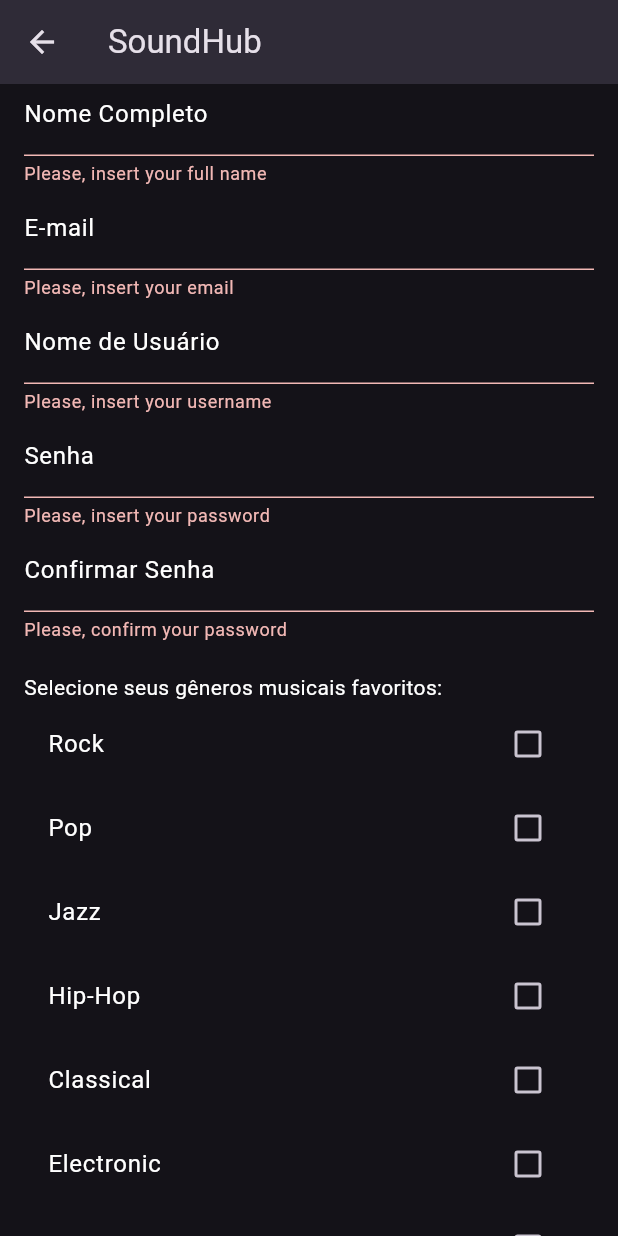
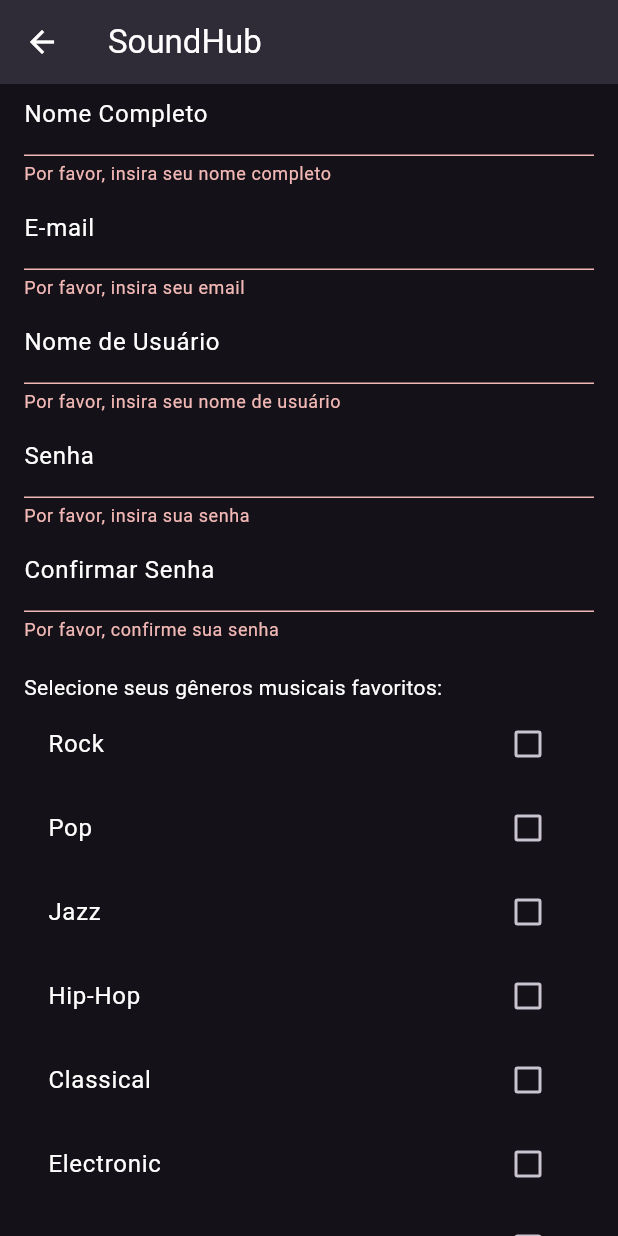
Before and after one commit to felipeakira1/SoundHub, a Flutter app: the CadastroPage screen opened directly, scrolled down 55 dp, after a tap on "Cadastrar", on a phone screen of 412 x 824 dp. Run offline on Flutter 3.47's test engine with Material 3 defaults, Android fonts, the phone set to English and light mode, and no system bars; our stand-ins replace dio, flutter_bloc; accounts and stored records are empty.

Commit message:
feat: bloc, provider, insert and list

```diff
--- /dev/null
+++ b/lib/bloc/usuario_bloc.dart
@@ -0,0 +1,52 @@
+import 'package:flutter_bloc/flutter_bloc.dart';
+import '../provider/data_provider.dart';
+import '../models/usuario.dart';
+
+// Classe base abstrata para os eventos de Usuario
+abstract class UsuarioEvent {}
+
+// Evento para buscar usuários
+class FetchUsuarios extends UsuarioEvent {}
+
+class RegisterUsuario extends UsuarioEvent {
+  final Usuario usuario;
+
+  RegisterUsuario(this.usuario);
+}
+
+class UsuarioState {
+  List<Usuario> usuarios;
+  bool loading;
+  String? error;
+
+  UsuarioState({this.usuarios = const [], this.loading = false, this.error});
+}
+
+class UsuarioBloc extends Bloc<UsuarioEvent, UsuarioState> {
+  final DataProvider dataProvider = DataProvider();
+
+  UsuarioBloc() : super(UsuarioState(usuarios: [], loading: false)) {
+    on<FetchUsuarios>((event, emit) async {
+      emit(UsuarioState(loading: true));
+        try {
+          List<Usuario> users = await dataProvider.fetchAllUsuarios();
+          emit(UsuarioState(usuarios: users, loading: false));
+        } catch (e) {
+          emit(UsuarioState(loading: false));
+          print('Error fetching users: $e');
+        }
+    });
+    on<RegisterUsuario>((event, emit) async {
+      emit(UsuarioState(loading: true, usuarios: state.usuarios));
+      try {
+        await dataProvider.registerUsuario(event.usuario);
+        add(FetchUsuarios()); // Fetch users after registering a new one
+      } catch (e) {
+        emit(UsuarioState(loading: false, usuarios: state.usuarios, error: 'Error registering user: $e'));
+      }
+    });
+
+
+
+  }
+}
--- a/lib/models/usuario.dart
+++ b/lib/models/usuario.dart
@@ -1,14 +1,48 @@
 class Usuario {
-  final String _nome;
-  final String _email;
-  final String _username;
-  final String _senha;
+  String _nomeCompleto;
+  String _email;
+  String _nomeUsuario;
+  String _senha;
+  List<String> _generosFavoritos;
 
-  Usuario({required String nome, required String email, required String username, required String senha})
-   : _nome = nome, _email = email, _username = username, _senha = senha;
+  Usuario({
+    required String nomeCompleto,
+    required String email,
+    required String nomeUsuario,
+    required String senha,
+    required List<String> generosFavoritos,
+  })  : _nomeCompleto = nomeCompleto,
+        _email = email,
+        _nomeUsuario = nomeUsuario,
+        _senha = senha,
+        _generosFavoritos = generosFavoritos;
 
-  String get nome => _nome;
+  // Getters para acessar as informações de fora da classe
+  String get nomeCompleto => _nomeCompleto;
   String get email => _email;
-  String get username => _username;
+  String get nomeUsuario => _nomeUsuario;
   String get senha => _senha;
+  List<String> get generosFavoritos => _generosFavoritos;
+
+  // Método para converter o usuário em um mapa para JSON
+  Map<String, dynamic> toJson() {
+    return {
+      'nomeCompleto': _nomeCompleto,
+      'email': _email,
+      'nomeUsuario': _nomeUsuario,
+      'senha': _senha,
+      'generosFavoritos': _generosFavoritos,
+    };
+  }
+
+  // Factory constructor para criar um usuário a partir de um mapa JSON
+  factory Usuario.fromJson(Map<String, dynamic> json) {
+    return Usuario(
+      nomeCompleto: json['nome'] ?? 'Default Name',  // Adicionando valor padrão
+      email: json['email'] ?? 'no-email@example.com',  // Adicionando valor padrão
+      nomeUsuario: json['nomeUsuario'] ?? 'defaultUsername',  // Adicionando valor padrão
+      senha: json['senha'] ?? 'defaultPassword',  // Adicionando valor padrão
+      generosFavoritos: []
+    );
+  }
 }
--- /dev/null
+++ b/lib/provider/data_provider.dart
@@ -0,0 +1,39 @@
+import 'package:dio/dio.dart';
+import '../models/usuario.dart';
+
+class DataProvider {
+  final Dio _dio = Dio();
+
+  static final DataProvider _instance = DataProvider._createInstance();
+  DataProvider._createInstance();
+  factory DataProvider() {
+    return _instance;
+  }
+
+  String prefixUrl = "https://si700-d067a-default-rtdb.firebaseio.com/";
+  String suffixUrl = ".json";
+
+  Future<Usuario> getUsuario(nomeUsuario) async {
+    Response response = await _dio.get(prefixUrl + nomeUsuario + "/" + suffixUrl);
+    return Usuario.fromJson(response.data);
+  }
+
+  Future<void> registerUsuario(Usuario usuario) async {
+    await _dio.post("https://si700-d067a-default-rtdb.firebaseio.com/usuarios/.json", data: usuario.toJson());
+  }
+
+  Future<List<Usuario>> fetchAllUsuarios() async {
+    final response = await _dio.get("https://si700-d067a-default-rtdb.firebaseio.com/usuarios/.json");
+    if(response.statusCode == 200) {
+      List<Usuario> usuarios = [];
+      response.data.forEach((id, data) {
+        usuarios.add(Usuario.fromJson(data));
+      });
+      return usuarios;
+    } else {
+      throw Exception('Failed to fetch users: Status code ${response.statusCode}');
+    }
+  }
+
+  // Implemente métodos para remover e listar usuários aqui
+}
--- a/lib/views/screens/cadastro_screen.dart
+++ b/lib/views/screens/cadastro_screen.dart
@@ -1,4 +1,9 @@
 import 'package:flutter/material.dart';
+import 'package:provider/provider.dart';
+import 'package:soundhub/bloc/usuario_bloc.dart';
+import 'package:soundhub/models/usuario.dart';
+import 'package:soundhub/views/widgets/app_bars.dart';
+import 'package:soundhub/views/widgets/custom_text_form_field.dart';
 
 class CadastroPage extends StatefulWidget {
   const CadastroPage({Key? key}) : super(key: key);
@@ -9,32 +14,83 @@ class CadastroPage extends StatefulWidget {
 
 class _CadastroPageState extends State<CadastroPage> {
   final _formKey = GlobalKey<FormState>();
-  final TextEditingController _senhaController = TextEditingController();
-  final TextEditingController _confirmarSenhaController= TextEditingController();
-  String _nome = '';
-  String _email = '';
-  String _nomeUsuario = '';
-  String _senha = '';
-  String _confirmarSenha = '';
+  final _nomeController = TextEditingController();
+  final _emailController = TextEditingController();
+  final _nomeUsuarioController = TextEditingController();
+  final _senhaController = TextEditingController();
+  final _confirmarSenhaController = TextEditingController();
 
-  List<String> generosMusicais = ['Rock', 'Pop', 'Jazz', 'Hip-Hop', 'Classical', 'Electronic', 'Reggae'];
-  Map<String, bool> generosSelecionados = {};
+  final List<String> generosMusicais = [
+    'Rock',
+    'Pop',
+    'Jazz',
+    'Hip-Hop',
+    'Classical',
+    'Electronic',
+    'Reggae'
+  ];
+
+  final Map<String, bool> generosSelecionados = {
+    'Rock': false,
+    'Pop': false,
+    'Jazz': false,
+    'Hip-Hop': false,
+    'Classical': false,
+    'Electronic': false,
+    'Reggae': false,
+  };
+
+  void _submitForm() {
+    if (_formKey.currentState!.validate()) {
+      final List<String> generosEscolhidos = generosSelecionados.entries
+          .where((entry) => entry.value)
+          .map((entry) => entry.key)
+          .toList();
+
+      final usuario = Usuario(
+        nomeCompleto: _nomeController.text,
+        email: _emailController.text,
+        nomeUsuario: _nomeUsuarioController.text,
+        senha: _senhaController.text,
+        generosFavoritos: generosEscolhidos,
+      );
+
+      Provider.of<UsuarioBloc>(context, listen: false).add(RegisterUsuario(usuario));
+      showDialog(
+        context: context,
+        builder: (BuildContext context) {
+          return AlertDialog(
+            title: Text('Cadastro realizado'),
+            content: Text('Seu cadastro foi realizado com sucesso!'),
+            actions: <Widget>[
+              TextButton(
+                onPressed: () {
+                  Navigator.pop(context); // Fechar o dialog
+                  Navigator.pop(context); // Navegar de volta
+                },
+                child: Text('OK'),
+              ),
+            ],
+          );
+        },
+      );
+    }
+  }
 
   @override
-  void initState() {
-    super.initState();
-    // Inicializa todos os gêneros como não selecionados
-    for (var genero in generosMusicais) {
-      generosSelecionados[genero] = false;
-    }
+  void dispose() {
+    _nomeController.dispose();
+    _emailController.dispose();
+    _nomeUsuarioController.dispose();
+    _senhaController.dispose();
+    _confirmarSenhaController.dispose();
+    super.dispose();
   }
 
   @override
   Widget build(BuildContext context) {
     return Scaffold(
-      appBar: AppBar(
-        title: const Text('SoundHub'),
-      ),
+      appBar: ReturnAppBar(),
       body: Form(
         key: _formKey,
         child: SingleChildScrollView(
@@ -49,124 +105,75 @@ class _CadastroPageState extends State<CadastroPage> {
                   fontWeight: FontWeight.bold,
                 ),
               ),
-              TextFormField(
-                decoration: const InputDecoration(
+              CustomTextFormField(
                 labelText: 'Nome Completo',
-                  labelStyle: TextStyle(color: Colors.white),
-                  enabledBorder: UnderlineInputBorder(
-                    borderSide: BorderSide(color: Colors.white),
-                  ),
-                  focusedBorder: UnderlineInputBorder(
-                    borderSide: BorderSide(color: Colors.blue, width: 2.0),
-                  ),
-                ),
-                style: const TextStyle(color: Colors.white),
+                controller: _nomeController,
                 validator: (value) {
                   if (value == null || value.isEmpty) {
-                    return 'Please, insert your full name';
+                    return 'Por favor, insira seu nome completo';
                   }
                   return null;
                 },
-                onSaved: (value) => _nome = value!,
               ),
-              TextFormField(
-                decoration: const InputDecoration(
+              CustomTextFormField(
                 labelText: 'E-mail',
-                  labelStyle: TextStyle(color: Colors.white),
-                  enabledBorder: UnderlineInputBorder(
-                    borderSide: BorderSide(color: Colors.white),
-                  ),
-                  focusedBorder: UnderlineInputBorder(
-                    borderSide: BorderSide(color: Colors.blue, width: 2.0),
-                  ),
-                ),
-                style: const TextStyle(color: Colors.white),
+                controller: _emailController,
                 validator: (value) {
                   if (value == null || value.isEmpty) {
-                    return 'Please, insert your email';
+                    return 'Por favor, insira seu email';
                   }
                   return null;
                 },
-                onSaved: (value) => _email = value!,
               ),
-              TextFormField(
-                decoration: const InputDecoration(
+              CustomTextFormField(
                 labelText: 'Nome de Usuário',
-                  labelStyle: TextStyle(color: Colors.white),
-                  enabledBorder: UnderlineInputBorder(
-                    borderSide: BorderSide(color: Colors.white),
-                  ),
-                  focusedBorder: UnderlineInputBorder(
-                    borderSide: BorderSide(color: Colors.blue, width: 2.0),
-                  ),
-                ),
-                style: const TextStyle(color: Colors.white),
+                controller: _nomeUsuarioController,
                 validator: (value) {
                   if (value == null || value.isEmpty) {
-                    return 'Please, insert your username';
+                    return 'Por favor, insira seu nome de usuário';
                   }
                   return null;
                 },
-                onSaved: (value) => _nomeUsuario = value!,
               ),
-              TextFormField(
+              CustomTextFormField(
+                labelText: 'Senha',
                 controller: _senhaController,
-                decoration: const InputDecoration(
-                  labelText: 'Senha',
-                  labelStyle: TextStyle(color: Colors.white),
-                  enabledBorder: UnderlineInputBorder(
-                    borderSide: BorderSide(color: Colors.white),
-                  ),
-                  focusedBorder: UnderlineInputBorder(
-                    borderSide: BorderSide(color: Colors.blue, width: 2.0),
-                  ),
-                ),
-                style: const TextStyle(color: Colors.white),
                 obscureText: true,
                 validator: (value) {
                   if (value == null || value.isEmpty) {
-                    return 'Please, insert your password';
+                    return 'Por favor, insira sua senha';
                   }
                   return null;
                 },
-                onSaved: (value) => _senha = _senhaController.text,
               ),
-
-              TextFormField(
+              CustomTextFormField(
+                labelText: 'Confirmar Senha',
                 controller: _confirmarSenhaController,
-                decoration: const InputDecoration(
-                  labelText: 'Confirmar Senha',
-                  labelStyle: TextStyle(color: Colors.white),
-                  enabledBorder: UnderlineInputBorder(
-                    borderSide: BorderSide(color: Colors.white),
-                  ),
-                  focusedBorder: UnderlineInputBorder(
-                    borderSide: BorderSide(color: Colors.blue, width: 2.0),
-                  ),
-                ),
-                style: const TextStyle(color: Colors.white),
                 obscureText: true,
                 validator: (value) {
                   if (value == null || value.isEmpty) {
-                    return 'Please, confirm your password';
+                    return 'Por favor, confirme sua senha';
                   }
                   if (value != _senhaController.text) {
-                    return 'Passwords do not match';
+                    return 'As senhas não coincidem';
                   }
                   return null;
                 },
-                onSaved: (value) => _confirmarSenha = _confirmarSenhaController.text,
               ),
               const SizedBox(height: 20),
-
-              const Text('Selecione seus gêneros musicais favoritos:', style: TextStyle(color: Colors.white)),
+              const Text(
+                'Selecione seus gêneros musicais favoritos:',
+                style: TextStyle(color: Colors.white),
+              ),
               ...generosMusicais.map((genero) => CheckboxListTile(
                     title: Text(genero, style: TextStyle(color: Colors.white)),
                     value: generosSelecionados[genero],
                     onChanged: (bool? value) {
+                      if (value != null) {
                         setState(() {
-                    generosSelecionados[genero] = value!;
+                          generosSelecionados[genero] = value;
                         });
+                      }
                     },
                     activeColor: Colors.blue,
                     checkColor: Colors.white,
@@ -188,34 +195,4 @@ class _CadastroPageState extends State<CadastroPage> {
       ),
     );
   }
-
-  @override
-  void dispose()
-  {
-    _senhaController.dispose();
-    _confirmarSenhaController.dispose();
-    super.dispose();
 }
-  void _submitForm() {
-    if (_formKey.currentState!.validate()) {
-      _formKey.currentState!.save();
-      String generosEscolhidos = generosSelecionados.entries.where((entry) => entry.value).map((entry) => entry.key).join(', ');
-
-      showDialog(
-        context: context,
-        builder: (context) => AlertDialog(
-          title: const Text('Formulário enviado'),
-          content: Text(
-            'Nome: $_nome\nEmail: $_email\nNome de Usuário: $_nomeUsuario\nSenha: $_senha\nConfirmar Senha: $_confirmarSenha\nGêneros: $generosEscolhidos',
-          ),
-          actions: <Widget>[
-            TextButton(
-              onPressed: () => Navigator.of(context).pop(),
-              child: const Text('OK'),
-            ),
-          ],
-        ),
-      );
-    }
-  }
-}
--- /dev/null
+++ b/lib/views/widgets/custom_text_form_field.dart
@@ -0,0 +1,38 @@
+import 'package:flutter/material.dart';
+
+class CustomTextFormField extends StatelessWidget {
+  final String labelText;
+  final TextEditingController controller;
+  final bool obscureText;
+  final String? Function(String?)? validator;
+  final void Function(String?)? onSaved;
+
+  const CustomTextFormField({
+    required this.labelText,
+    required this.controller,
+    this.obscureText = false,
+    this.validator,
+    this.onSaved,
+  });
+
+  @override
+  Widget build(BuildContext context) {
+    return TextFormField(
+      controller: controller,
+      decoration: InputDecoration(
+        labelText: labelText,
+        labelStyle: const TextStyle(color: Colors.white),
+        enabledBorder: const UnderlineInputBorder(
+          borderSide: BorderSide(color: Colors.white),
+        ),
+        focusedBorder: const UnderlineInputBorder(
+          borderSide: BorderSide(color: Colors.blue, width: 2.0),
+        ),
+      ),
+      style: const TextStyle(color: Colors.white),
+      obscureText: obscureText,
+      validator: validator,
+      onSaved: onSaved,
+    );
+  }
+}
--- a/pubspec.yaml
+++ b/pubspec.yaml
@@ -9,6 +9,10 @@ environment:
 dependencies:
   flutter:
     sdk: flutter
+  flutter_bloc: ^8.0.1
+  bloc: ^8.0.2
+  dio: ^4.0.0
+  provider: ^6.0.0
 
 dev_dependencies:
   flutter_test:
```
Also changed, not shown: lib/main.dart (+13 -4 lines), lib/views/screens/lista_usuarios_screen.dart (added, +33 -0 lines), lib/views/widgets/drawer.dart (+10 -0 lines), pubspec.lock. Lines whose indentation alone changed are shown as unchanged.
